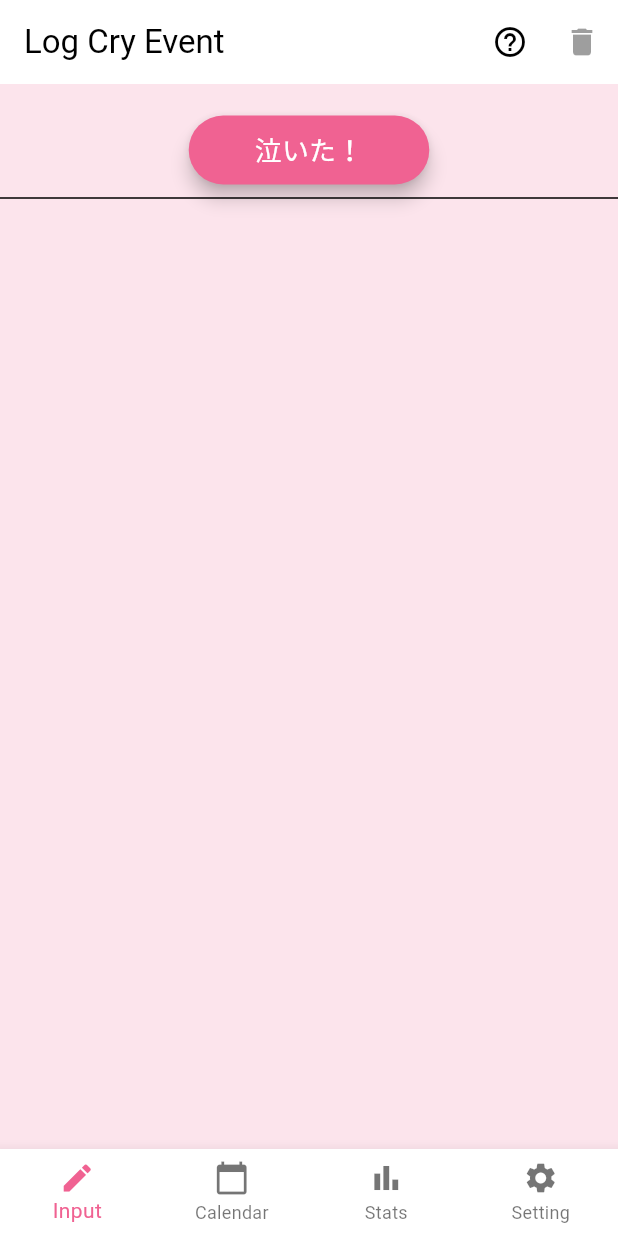
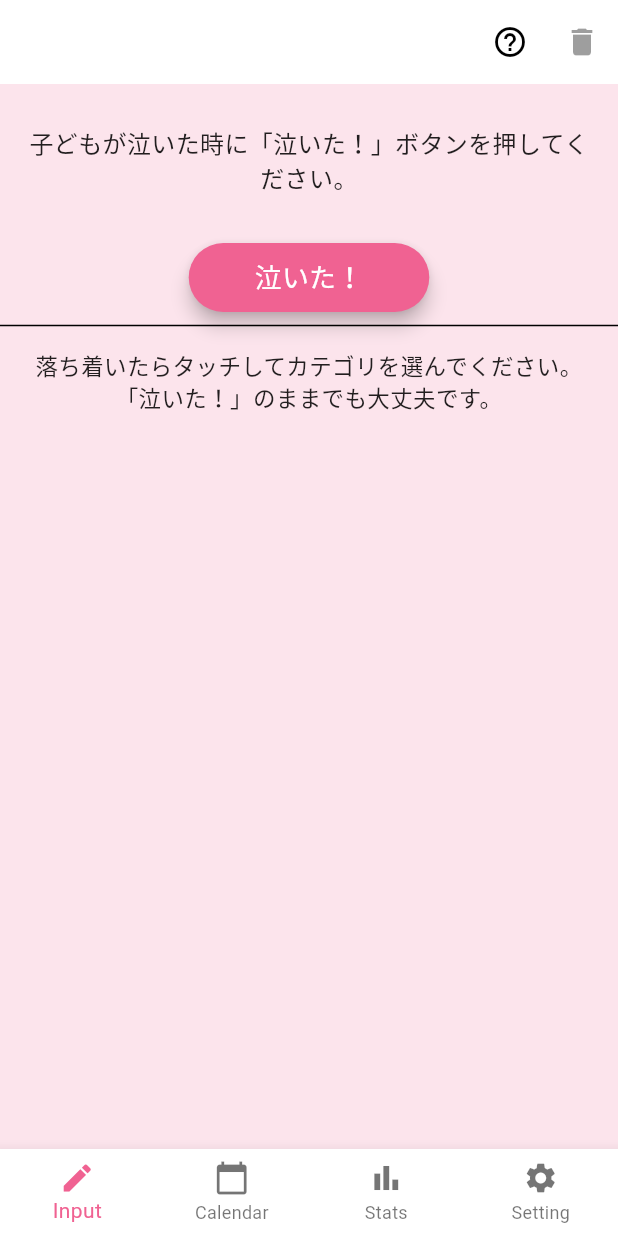
Before and after one commit to Ta813/nakimemo, a Flutter app: the screen it shows after launch, on a phone screen of 412 x 824 dp. Run offline on Flutter 3.47's test engine with Material 3 defaults, Android fonts, the phone set to English and light mode, and no system bars; our stand-ins replace fl_chart, flutter_dotenv, font_awesome_flutter, shared_preferences, table_calendar; missing offline and left inert: home_widget; generated files the repository leaves out were written again.

Commit message:
タイトルを削除

```diff
--- a/lib/screens/calendar_screen.dart
+++ b/lib/screens/calendar_screen.dart
@@ -479,7 +479,6 @@ class _CalendarScreenState extends State<CalendarScreen> {
   Widget build(BuildContext context) {
     return Scaffold(
       appBar: AppBar(
-        title: Text(AppLocalizations.of(context)!.calendar_title),
         actions: [
           IconButton(
             icon: Icon(Icons.help_outline),
--- a/lib/screens/input_screen.dart
+++ b/lib/screens/input_screen.dart
@@ -406,7 +406,6 @@ class _InputScreenState extends State<InputScreen> {
   Widget build(BuildContext context) {
     return Scaffold(
       appBar: AppBar(
-        title: Text(AppLocalizations.of(context)!.input_title),
         actions: [
           IconButton(
             icon: Icon(Icons.help_outline),
@@ -423,6 +422,16 @@ class _InputScreenState extends State<InputScreen> {
       body: Column(
         children: [
           const SizedBox(height: 20),
+          // ここに説明文を追加
+          Padding(
+            padding:
+                const EdgeInsets.symmetric(horizontal: 16.0, vertical: 8.0),
+            child: Text(
+              '子どもが泣いた時に「泣いた！」ボタンを押してください。\n',
+              style: TextStyle(fontSize: 16, color: Colors.black87),
+              textAlign: TextAlign.center,
+            ),
+          ),
           ElevatedButton(
             style: ElevatedButton.styleFrom(
               backgroundColor: Theme.of(context).colorScheme.primary,
@@ -441,6 +450,16 @@ class _InputScreenState extends State<InputScreen> {
             ),
           ),
           const Divider(),
+          Padding(
+            padding:
+                const EdgeInsets.symmetric(horizontal: 16.0, vertical: 8.0),
+            child: Text(
+              '落ち着いたらタッチしてカテゴリを選んでください。\n'
+              '「泣いた！」のままでも大丈夫です。',
+              style: TextStyle(fontSize: 15, color: Colors.black87),
+              textAlign: TextAlign.center,
+            ),
+          ),
           Expanded(
             child: ListView.builder(
               itemCount: _logs.length,
--- a/lib/screens/stats_screen.dart
+++ b/lib/screens/stats_screen.dart
@@ -656,7 +656,6 @@ class _StatsScreenState extends State<StatsScreen> {
   Widget build(BuildContext context) {
     return Scaffold(
       appBar: AppBar(
-        title: Text(AppLocalizations.of(context)!.stats_title),
         actions: [
           IconButton(
             icon: Icon(Icons.help_outline),
```
Also changed, not shown: 1 other file.
